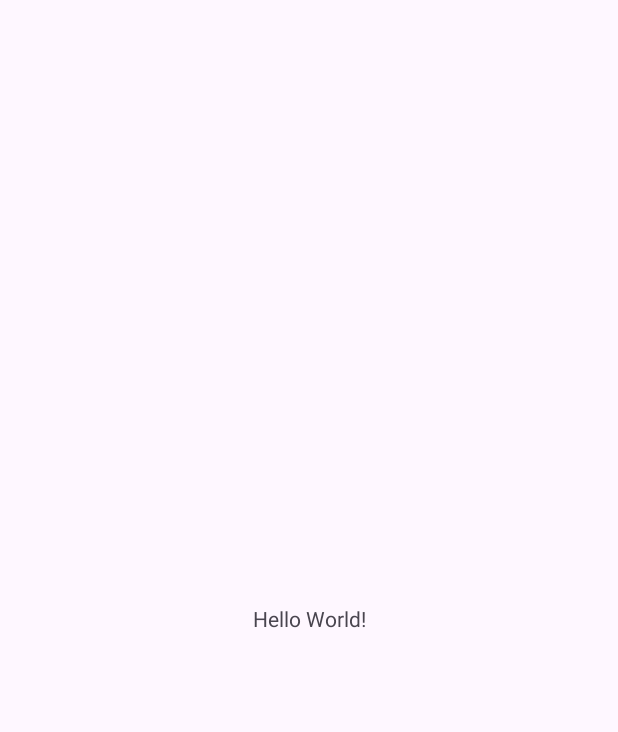
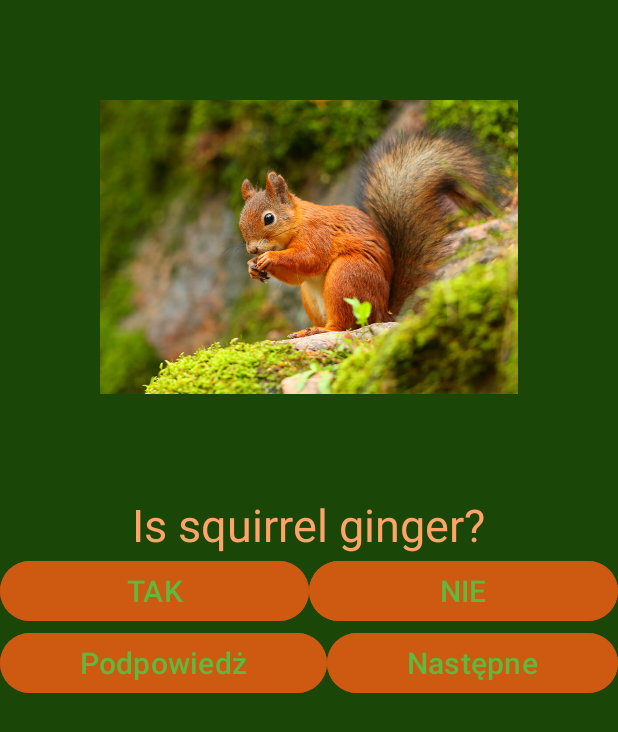
Before and after one commit to trzynasty-0/quiz, an Android app: the screen it shows after launch (MainActivity), on a phone screen of 412 x 824 dp. Before the commit the part shown is almost empty. Shown: the top 732 px of the screen. Run offline under Robolectric (Android 15) with nearby library versions, the phone set to English and light mode, and no system bars.

Commit message:
Widok Gotowy

```diff
--- /dev/null
+++ b/app/src/main/java/com/example/quiz/Pytanie.java
@@ -0,0 +1,4 @@
+package com.example.quiz;
+
+public class Pytanie {
+}
--- a/app/src/main/res/layout/activity_main.xml
+++ b/app/src/main/res/layout/activity_main.xml
@@ -1,19 +1,80 @@
 <?xml version="1.0" encoding="utf-8"?>
-<androidx.constraintlayout.widget.ConstraintLayout xmlns:android="http://schemas.android.com/apk/res/android"
+<LinearLayout xmlns:android="http://schemas.android.com/apk/res/android"
     xmlns:app="http://schemas.android.com/apk/res-auto"
     xmlns:tools="http://schemas.android.com/tools"
     android:id="@+id/main"
     android:layout_width="match_parent"
     android:layout_height="match_parent"
+    android:orientation="vertical"
+    android:background="@color/green"
     tools:context=".MainActivity">
+
+    <ImageView
+        android:id="@+id/obrazek1"
+        android:layout_width="match_parent"
+        android:adjustViewBounds="true"
+        android:layout_height="wrap_content"
+        android:layout_margin="100px"
+        app:srcCompat="@drawable/wiewiora" />
 
     <TextView
         android:layout_width="wrap_content"
         android:layout_height="wrap_content"
-        android:text="Hello World!"
-        app:layout_constraintBottom_toBottomOf="parent"
-        app:layout_constraintEnd_toEndOf="parent"
-        app:layout_constraintStart_toStartOf="parent"
-        app:layout_constraintTop_toTopOf="parent" />
+        android:layout_gravity="center"
+        android:textSize="30sp"
+        android:textColor="@color/orange"
+        android:text="@string/trescPytania" />
 
-</androidx.constraintlayout.widget.ConstraintLayout>
+    <LinearLayout
+        android:layout_width="match_parent"
+        android:layout_height="wrap_content"
+        android:orientation="horizontal">
+
+        <Button
+            android:id="@+id/button3"
+            android:layout_width="wrap_content"
+            android:layout_height="wrap_content"
+            android:layout_weight="1"
+            android:backgroundTint="@color/orangeDark"
+            android:textColor="@color/greenLight"
+            android:textSize="20sp"
+            android:text="TAK" />
+
+        <Button
+            android:id="@+id/button4"
+            android:layout_width="wrap_content"
+            android:layout_height="wrap_content"
+            android:layout_weight="1"
+            android:backgroundTint="@color/orangeDark"
+            android:textColor="@color/greenLight"
+            android:textSize="20sp"
+            android:text="NIE" />
+    </LinearLayout>
+
+    <LinearLayout
+        android:layout_width="match_parent"
+        android:layout_height="wrap_content"
+        android:orientation="horizontal">
+
+        <Button
+            android:id="@+id/button5"
+            android:layout_width="wrap_content"
+            android:layout_height="wrap_content"
+            android:layout_weight="1"
+            android:backgroundTint="@color/orangeDark"
+            android:textColor="@color/greenLight"
+            android:textSize="20sp"
+            android:text="Podpowiedż" />
+
+        <Button
+            android:id="@+id/button6"
+            android:layout_width="wrap_content"
+            android:layout_height="wrap_content"
+            android:layout_weight="1"
+            android:backgroundTint="@color/orangeDark"
+            android:textColor="@color/greenLight"
+            android:textSize="20sp"
+            android:text="Następne" />
+    </LinearLayout>
+
+</LinearLayout>
--- a/app/src/main/res/values/colors.xml
+++ b/app/src/main/res/values/colors.xml
@@ -2,4 +2,8 @@
 <resources>
     <color name="black">#FF000000</color>
     <color name="white">#FFFFFFFF</color>
+    <color name="green">#1A4707</color>
+    <color name="greenLight">#61B83D</color>
+    <color name="orange">#FFA468</color>
+    <color name="orangeDark">#CE5910</color>
 </resources>
--- a/app/src/main/res/values/strings.xml
+++ b/app/src/main/res/values/strings.xml
@@ -1,3 +1,4 @@
 <resources>
     <string name="app_name">quiz</string>
+    <string name="trescPytania">Is squirrel ginger?</string>
 </resources>
```
Also changed, not shown: app/src/main/res/drawable/bociek.jpg (added), app/src/main/res/drawable/krasnal.jpg (added), app/src/main/res/drawable/wiewiora.jpg (added), 1 other file.
